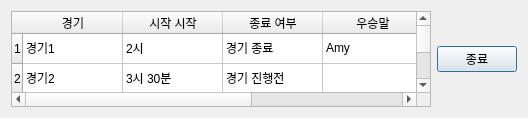
Geunuk/RHBS, file ui file/game_status_show.ui: the form before one commit.
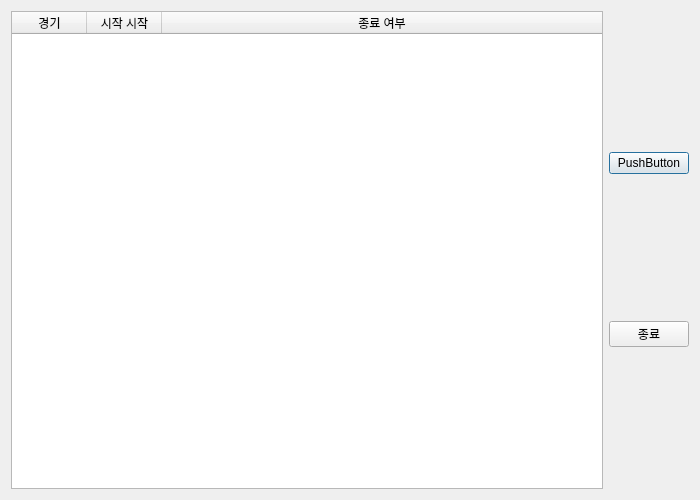
The form after the commit.

The edit to the form file:
```diff
--- a/ui file/game_status_show.ui
+++ b/ui file/game_status_show.ui
@@ -6,31 +6,58 @@
    <rect>
     <x>0</x>
     <y>0</y>
-    <width>528</width>
-    <height>118</height>
+    <width>700</width>
+    <height>500</height>
    </rect>
   </property>
+  <property name="sizePolicy">
+   <sizepolicy hsizetype="Fixed" vsizetype="Fixed">
+    <horstretch>0</horstretch>
+    <verstretch>0</verstretch>
+   </sizepolicy>
+  </property>
+  <property name="minimumSize">
+   <size>
+    <width>700</width>
+    <height>500</height>
+   </size>
+  </property>
+  <property name="maximumSize">
+   <size>
+    <width>700</width>
+    <height>500</height>
+   </size>
+  </property>
   <property name="windowTitle">
    <string>Dialog</string>
   </property>
   <layout class="QGridLayout" name="gridLayout">
+   <item row="0" column="1">
+    <layout class="QVBoxLayout" name="verticalLayout">
+     <item>
+      <widget class="QPushButton" name="pushButton_2">
+       <property name="text">
+        <string>PushButton</string>
+       </property>
+      </widget>
+     </item>
+     <item>
+      <widget class="QPushButton" name="pushButton">
+       <property name="text">
+        <string>종료</string>
+       </property>
+      </widget>
+     </item>
+    </layout>
+   </item>
    <item row="0" column="0">
     <widget class="QTableWidget" name="tableWidget">
-     <row>
-      <property name="text">
-       <string>1</string>
-      </property>
-     </row>
-     <row>
-      <property name="text">
-       <string>2</string>
-      </property>
-     </row>
-     <row>
-      <property name="text">
-       <string>3</string>
-      </property>
-     </row>
+     <attribute name="horizontalHeaderDefaultSectionSize">
+      <number>75</number>
+     </attribute>
+     <attribute name="horizontalHeaderStretchLastSection">
+      <bool>true</bool>
+     </attribute>
      <column>
       <property name="text">
        <string>경기</string>
@@ -46,78 +73,6 @@
        <string>종료 여부</string>
       </property>
      </column>
-     <column>
-      <property name="text">
-       <string>우승말</string>
-      </property>
-     </column>
-     <column>
-      <property name="text">
-       <string>배당률</string>
-      </property>
-     </column>
-     <item row="0" column="0">
-      <property name="text">
-       <string>경기1</string>
-      </property>
-     </item>
-     <item row="0" column="1">
-      <property name="text">
-       <string>2시</string>
-      </property>
-     </item>
-     <item row="0" column="2">
-      <property name="text">
-       <string>경기 종료</string>
-      </property>
-     </item>
-     <item row="0" column="3">
-      <property name="text">
-       <string>Amy</string>
-      </property>
-     </item>
-     <item row="0" column="4">
-      <property name="text">
-       <string>1.4</string>
-      </property>
-     </item>
-     <item row="1" column="0">
-      <property name="text">
-       <string>경기2</string>
-      </property>
-     </item>
-     <item row="1" column="1">
-      <property name="text">
-       <string>3시 30분</string>
-      </property>
-     </item>
-     <item row="1" column="2">
-      <property name="text">
-       <string>경기 진행전</string>
-      </property>
-     </item>
-     <item row="2" column="0">
-      <property name="text">
-       <string>경기2</string>
-      </property>
-     </item>
-     <item row="2" column="1">
-      <property name="text">
-       <string> 4시 10분</string>
-      </property>
-     </item>
-     <item row="2" column="2">
-      <property name="text">
-       <string>경기 진행전</string>
-      </property>
-     </item>
-    </widget>
-   </item>
-   <item row="0" column="1">
-    <widget class="QPushButton" name="pushButton">
-     <property name="text">
-      <string>종료</string>
-     </property>
     </widget>
    </item>
   </layout>
```
Left out of the diff: 2 changed lines with no effect on the pictures.
